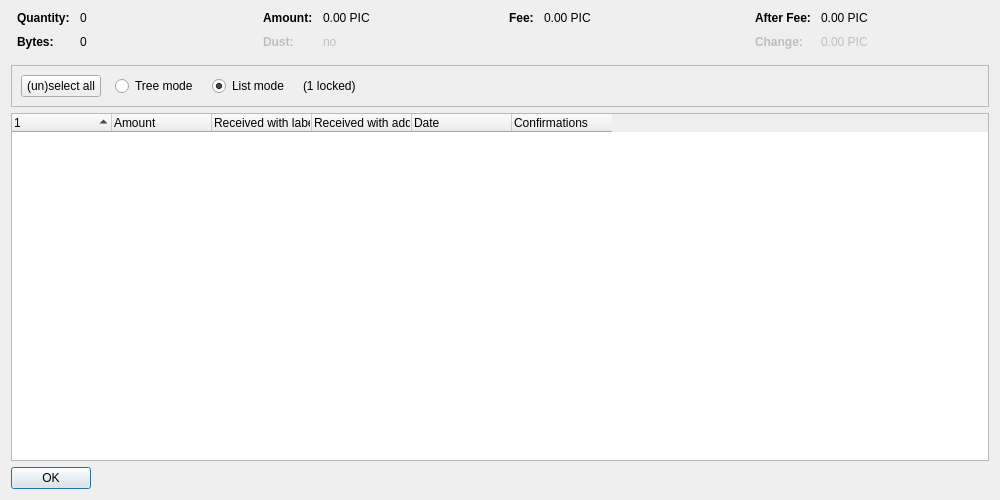
Qt form src/qt/forms/coincontroldialog.ui (minblock/picscoin) before a commit.
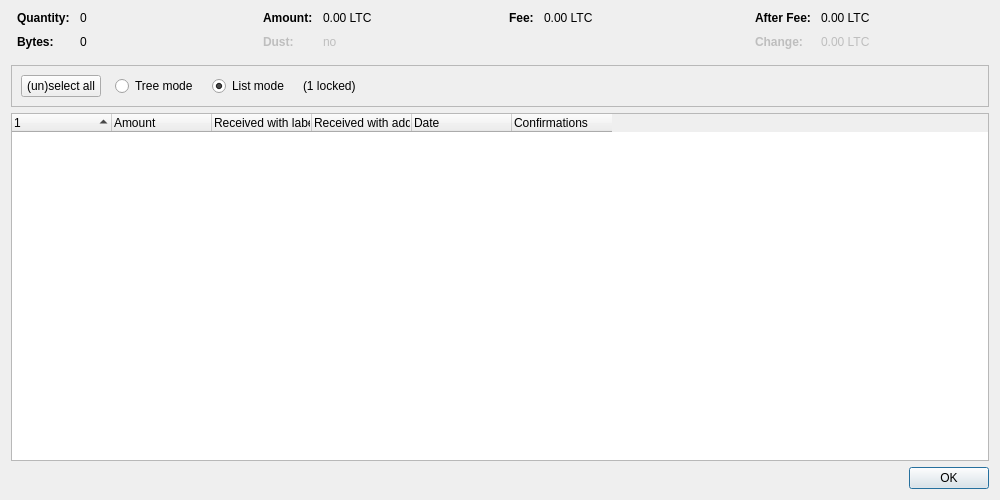
The same form after that commit. Custom widgets are drawn as their Qt base class.

What changed in the file:
```diff
--- a/src/qt/forms/coincontroldialog.ui
+++ b/src/qt/forms/coincontroldialog.ui
@@ -132,7 +132,7 @@
           <enum>Qt::ActionsContextMenu</enum>
          </property>
          <property name="text">
-          <string notr="true">0.00 PIC</string>
+          <string notr="true">0.00 LTC</string>
          </property>
          <property name="textInteractionFlags">
           <set>Qt::LinksAccessibleByMouse|Qt::TextSelectableByKeyboard|Qt::TextSelectableByMouse</set>
@@ -212,7 +212,7 @@
           <enum>Qt::ActionsContextMenu</enum>
          </property>
          <property name="text">
-          <string notr="true">0.00 PIC</string>
+          <string notr="true">0.00 LTC</string>
          </property>
          <property name="textInteractionFlags">
           <set>Qt::LinksAccessibleByMouse|Qt::TextSelectableByKeyboard|Qt::TextSelectableByMouse</set>
@@ -257,7 +257,7 @@
           <enum>Qt::ActionsContextMenu</enum>
          </property>
          <property name="text">
-          <string notr="true">0.00 PIC</string>
+          <string notr="true">0.00 LTC</string>
          </property>
          <property name="textInteractionFlags">
           <set>Qt::LinksAccessibleByMouse|Qt::TextSelectableByKeyboard|Qt::TextSelectableByMouse</set>
@@ -292,7 +292,7 @@
           <enum>Qt::ActionsContextMenu</enum>
          </property>
          <property name="text">
-          <string notr="true">0.00 PIC</string>
+          <string notr="true">0.00 LTC</string>
          </property>
          <property name="textInteractionFlags">
           <set>Qt::LinksAccessibleByMouse|Qt::TextSelectableByKeyboard|Qt::TextSelectableByMouse</set>
@@ -467,12 +467,6 @@
    </item>
    <item>
     <widget class="QDialogButtonBox" name="buttonBox">
-     <property name="sizePolicy">
-      <sizepolicy hsizetype="Maximum" vsizetype="Fixed">
-       <horstretch>0</horstretch>
-       <verstretch>0</verstretch>
-      </sizepolicy>
-     </property>
      <property name="orientation">
       <enum>Qt::Horizontal</enum>
      </property>
```
